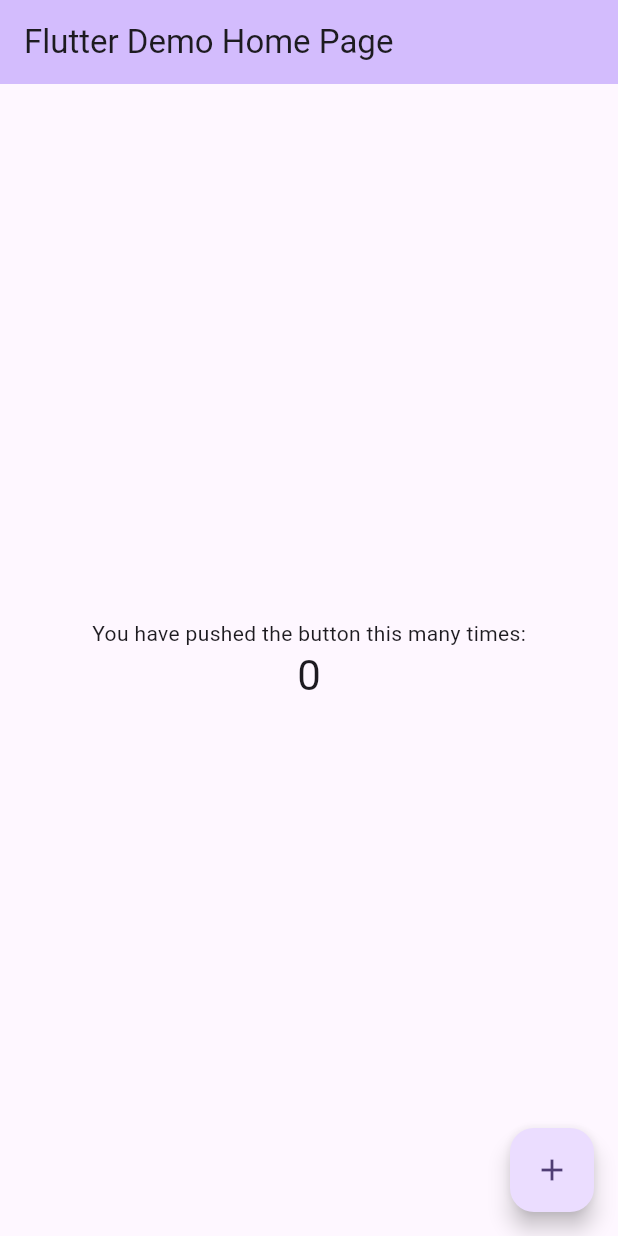
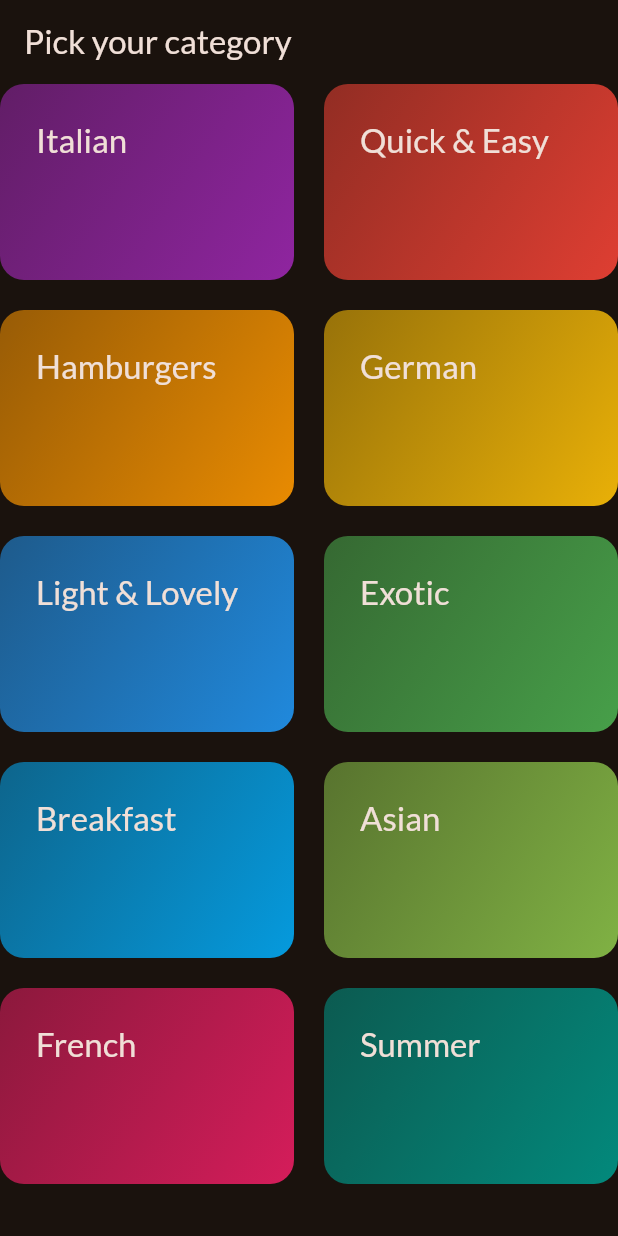
Before and after one commit to AhmadWannous/FLUTTER-MEALS, a Flutter app: the screen it shows after launch, on a phone screen of 412 x 824 dp. Run offline on Flutter 3.47's test engine with Material 3 defaults, Android fonts, the phone set to English and light mode, and no system bars; our stand-ins replace google_fonts.

Commit message:
Widgets&Screens&Models&Data

```diff
--- /dev/null
+++ b/lib/data/dummy_data.dart
@@ -0,0 +1,56 @@
+import 'package:flutter/material.dart';
+
+import 'package:meals/models/category.dart';
+
+const availableCategories = [
+  Category(
+    id: 'c1',
+    title: 'Italian',
+    color: Colors.purple,
+  ),
+  Category(
+    id: 'c2',
+    title: 'Quick & Easy',
+    color: Colors.red,
+  ),
+  Category(
+    id: 'c3',
+    title: 'Hamburgers',
+    color: Colors.orange,
+  ),
+  Category(
+    id: 'c4',
+    title: 'German',
+    color: Colors.amber,
+  ),
+  Category(
+    id: 'c5',
+    title: 'Light & Lovely',
+    color: Colors.blue,
+  ),
+  Category(
+    id: 'c6',
+    title: 'Exotic',
+    color: Colors.green,
+  ),
+  Category(
+    id: 'c7',
+    title: 'Breakfast',
+    color: Colors.lightBlue,
+  ),
+  Category(
+    id: 'c8',
+    title: 'Asian',
+    color: Colors.lightGreen,
+  ),
+  Category(
+    id: 'c9',
+    title: 'French',
+    color: Colors.pink,
+  ),
+  Category(
+    id: 'c10',
+    title: 'Summer',
+    color: Colors.teal,
+  ),
+];
--- a/lib/main.dart
+++ b/lib/main.dart
@@ -1,125 +1,28 @@
 import 'package:flutter/material.dart';
 
+import 'package:google_fonts/google_fonts.dart';
+import 'package:meals/screens/categories.dart';
+
+final theme = ThemeData(
+  colorScheme: ColorScheme.fromSeed(
+    brightness: Brightness.dark,
+    seedColor: const Color.fromARGB(255, 131, 57, 0),
+  ),
+  textTheme: GoogleFonts.latoTextTheme(),
+);
+
 void main() {
-  runApp(const MyApp());
+  runApp(const App());
 }
 
-class MyApp extends StatelessWidget {
-  const MyApp({super.key});
+class App extends StatelessWidget {
+  const App({super.key});
 
-  // This widget is the root of your application.
   @override
   Widget build(BuildContext context) {
     return MaterialApp(
-      title: 'Flutter Demo',
-      theme: ThemeData(
-        // This is the theme of your application.
-        //
-        // TRY THIS: Try running your application with "flutter run". You'll see
-        // the application has a purple toolbar. Then, without quitting the app,
-        // try changing the seedColor in the colorScheme below to Colors.green
-        // and then invoke "hot reload" (save your changes or press the "hot
-        // reload" button in a Flutter-supported IDE, or press "r" if you used
-        // the command line to start the app).
-        //
-        // Notice that the counter didn't reset back to zero; the application
-        // state is not lost during the reload. To reset the state, use hot
-        // restart instead.
-        //
-        // This works for code too, not just values: Most code changes can be
-        // tested with just a hot reload.
-        colorScheme: ColorScheme.fromSeed(seedColor: Colors.deepPurple),
-        useMaterial3: true,
-      ),
-      home: const MyHomePage(title: 'Flutter Demo Home Page'),
+      theme: theme,
+      home: const CategoriesScreen(),
     );
   }
 }
-
-class MyHomePage extends StatefulWidget {
-  const MyHomePage({super.key, required this.title});
-
-  // This widget is the home page of your application. It is stateful, meaning
-  // that it has a State object (defined below) that contains fields that affect
-  // how it looks.
-
-  // This class is the configuration for the state. It holds the values (in this
-  // case the title) provided by the parent (in this case the App widget) and
-  // used by the build method of the State. Fields in a Widget subclass are
-  // always marked "final".
-
-  final String title;
-
-  @override
-  State<MyHomePage> createState() => _MyHomePageState();
-}
-
-class _MyHomePageState extends State<MyHomePage> {
-  int _counter = 0;
-
-  void _incrementCounter() {
-    setState(() {
-      // This call to setState tells the Flutter framework that something has
-      // changed in this State, which causes it to rerun the build method below
-      // so that the display can reflect the updated values. If we changed
-      // _counter without calling setState(), then the build method would not be
-      // called again, and so nothing would appear to happen.
-      _counter++;
-    });
-  }
-
-  @override
-  Widget build(BuildContext context) {
-    // This method is rerun every time setState is called, for instance as done
-    // by the _incrementCounter method above.
-    //
-    // The Flutter framework has been optimized to make rerunning build methods
-    // fast, so that you can just rebuild anything that needs updating rather
-    // than having to individually change instances of widgets.
-    return Scaffold(
-      appBar: AppBar(
-        // TRY THIS: Try changing the color here to a specific color (to
-        // Colors.amber, perhaps?) and trigger a hot reload to see the AppBar
-        // change color while the other colors stay the same.
-        backgroundColor: Theme.of(context).colorScheme.inversePrimary,
-        // Here we take the value from the MyHomePage object that was created by
-        // the App.build method, and use it to set our appbar title.
-        title: Text(widget.title),
-      ),
-      body: Center(
-        // Center is a layout widget. It takes a single child and positions it
-        // in the middle of the parent.
-        child: Column(
-          // Column is also a layout widget. It takes a list of children and
-          // arranges them vertically. By default, it sizes itself to fit its
-          // children horizontally, and tries to be as tall as its parent.
-          //
-          // Column has various properties to control how it sizes itself and
-          // how it positions its children. Here we use mainAxisAlignment to
-          // center the children vertically; the main axis here is the vertical
-          // axis because Columns are vertical (the cross axis would be
-          // horizontal).
-          //
-          // TRY THIS: Invoke "debug painting" (choose the "Toggle Debug Paint"
-          // action in the IDE, or press "p" in the console), to see the
-          // wireframe for each widget.
-          mainAxisAlignment: MainAxisAlignment.center,
-          children: <Widget>[
-            const Text(
-              'You have pushed the button this many times:',
-            ),
-            Text(
-              '$_counter',
-              style: Theme.of(context).textTheme.headlineMedium,
-            ),
-          ],
-        ),
-      ),
-      floatingActionButton: FloatingActionButton(
-        onPressed: _incrementCounter,
-        tooltip: 'Increment',
-        child: const Icon(Icons.add),
-      ), // This trailing comma makes auto-formatting nicer for build methods.
-    );
-  }
-}
--- /dev/null
+++ b/lib/models/category.dart
@@ -0,0 +1,13 @@
+import 'package:flutter/material.dart';
+
+class Category {
+  const Category({
+    required this.id,
+    required this.title,
+    this.color = Colors.orange,
+  });
+
+  final String id;
+  final String title;
+  final Color color;
+}
--- /dev/null
+++ b/lib/screens/categories.dart
@@ -0,0 +1,29 @@
+import 'package:flutter/material.dart';
+import 'package:meals/data/dummy_data.dart';
+import 'package:meals/widgets/category_grid_item.dart';
+
+class CategoriesScreen extends StatelessWidget {
+  const CategoriesScreen({super.key});
+
+  @override
+  Widget build(BuildContext context) {
+    return Scaffold(
+      appBar: AppBar(
+        title: const Text('Pick your category'),
+      ),
+      body: GridView(
+        gridDelegate: const SliverGridDelegateWithFixedCrossAxisCount(
+          crossAxisCount: 2,
+          childAspectRatio: 3 / 2,
+          crossAxisSpacing: 20,
+          mainAxisSpacing: 20,
+        ),
+        children: [
+          //availableCtaegories.map((category) => CategoryGridItem(category: category))
+          for (final category in availableCategories)
+            CategoryGridItem(category: category)
+        ],
+      ),
+    );
+  }
+}
--- /dev/null
+++ b/lib/widgets/category_grid_item.dart
@@ -0,0 +1,39 @@
+import 'package:flutter/material.dart';
+import 'package:meals/models/category.dart';
+
+class CategoryGridItem extends StatelessWidget {
+  const CategoryGridItem({
+    super.key,
+    required this.category,
+  });
+
+  final Category category;
+
+  @override
+  Widget build(BuildContext context) {
+    return InkWell(
+      onTap: () {},
+      splashColor: Theme.of(context).primaryColor,
+      borderRadius: BorderRadius.circular(16),
+      child: Container(
+        padding: const EdgeInsets.all(24),
+        decoration: BoxDecoration(
+            borderRadius: BorderRadius.circular(16),
+            gradient: LinearGradient(
+              colors: [
+                category.color.withOpacity(0.55),
+                category.color.withOpacity(0.9),
+              ],
+              begin: Alignment.topLeft,
+              end: Alignment.bottomRight,
+            )),
+        child: Text(
+          category.title,
+          style: Theme.of(context).textTheme.titleLarge!.copyWith(
+                color: Theme.of(context).colorScheme.onSurface,
+              ),
+        ),
+      ),
+    );
+  }
+}
--- a/pubspec.yaml
+++ b/pubspec.yaml
@@ -35,6 +35,7 @@ dependencies:
   # The following adds the Cupertino Icons font to your application.
   # Use with the CupertinoIcons class for iOS style icons.
   cupertino_icons: ^1.0.8
+  google_fonts: ^6.2.1
 
 dev_dependencies:
   flutter_test:
@@ -45,7 +46,7 @@ dev_dependencies:
   # activated in the `analysis_options.yaml` file located at the root of your
   # package. See that file for information about deactivating specific lint
   # rules and activating additional ones.
-  flutter_lints: ^4.0.0
+  flutter_lints: ^5.0.0
 
 # For information on the generic Dart part of this file, see the
 # following page: https://dart.dev/tools/pub/pubspec
```
Also changed, not shown: pubspec.lock, 1 other file.
